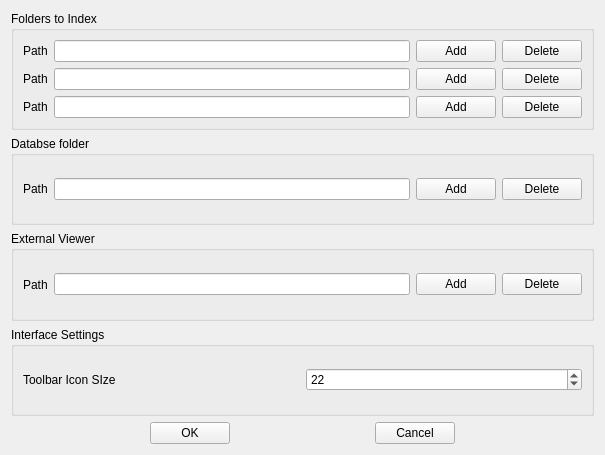
Qt form settings.ui (PavloSolntsev/solxd) before a commit.
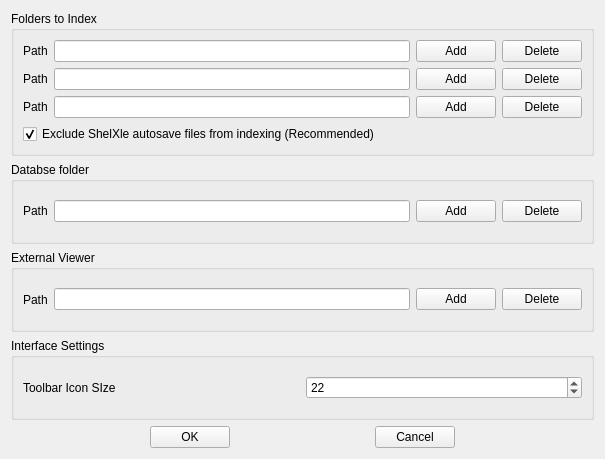
The same form after that commit.

Commit message: Some changes with settings dialog and Tooltip. Working on parsing of CIF files.

Diff of the .ui file:
```diff
--- a/settings.ui
+++ b/settings.ui
@@ -10,7 +10,7 @@
     <x>0</x>
     <y>0</y>
     <width>605</width>
-    <height>455</height>
+    <height>459</height>
    </rect>
   </property>
   <property name="sizePolicy">
@@ -119,6 +119,16 @@
         </item>
        </layout>
       </item>
+      <item>
+       <widget class="QCheckBox" name="checkBox_shelxle">
+        <property name="text">
+         <string>Exclude ShelXle autosave files from indexing (Recommended)</string>
+        </property>
+        <property name="checked">
+         <bool>true</bool>
+        </property>
+       </widget>
+      </item>
      </layout>
     </widget>
    </item>
@@ -133,7 +143,7 @@
      <property name="title">
       <string>Databse folder</string>
      </property>
-     <layout class="QHBoxLayout" name="horizontalLayout_3">
+     <layout class="QVBoxLayout" name="verticalLayout_3">
       <item>
        <layout class="QHBoxLayout" name="horizontalLayout">
         <item>
```
Left out of the diff: 6 changed lines with no effect on the pictures. The commit also changes 7 other files.
